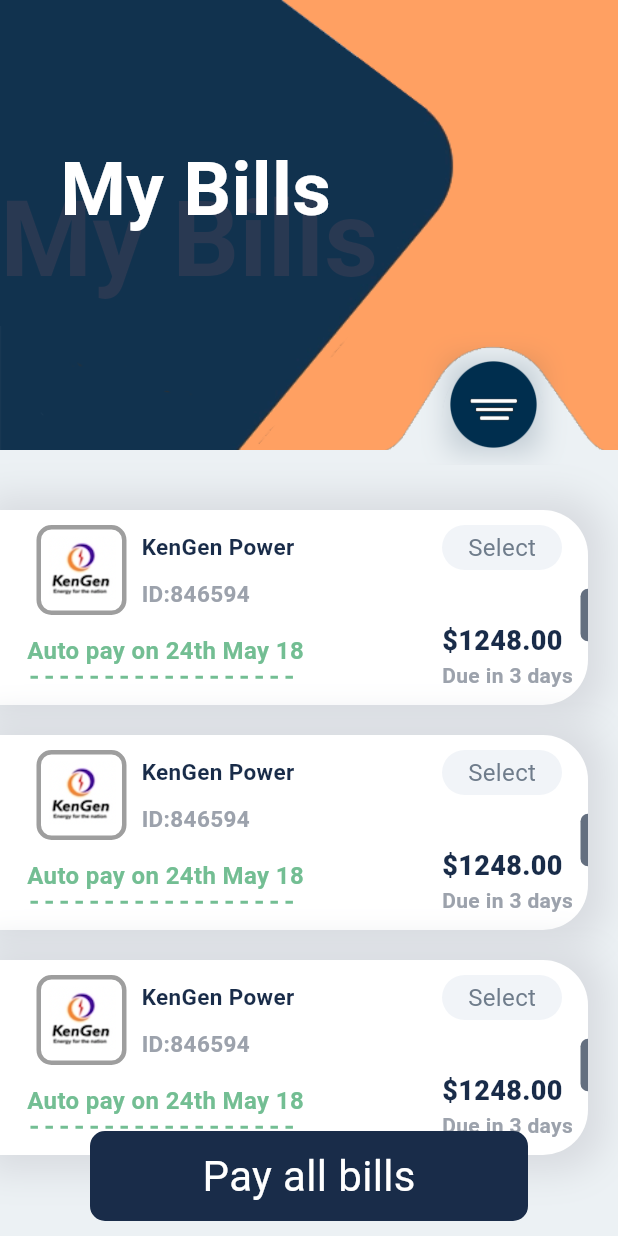
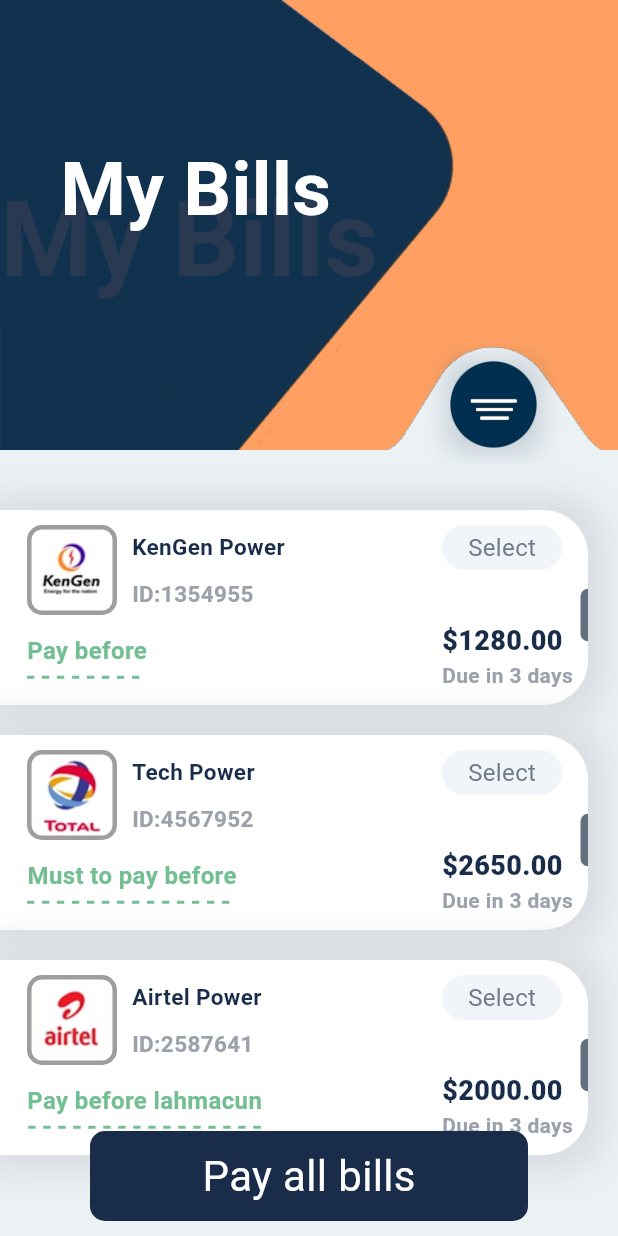
Before and after one commit to CihanTomris/payment_app, a Flutter app: the screen it shows after launch, on a phone screen of 412 x 824 dp. Run offline on Flutter 3.47's test engine with Material 2 defaults, Android fonts, the phone set to English and light mode, and no system bars; our stand-ins replace get.

Commit message:
Changes static to dynamic, we getting start laravel and backend

```diff
--- /dev/null
+++ b/lib/controllers/data_controller.dart
@@ -0,0 +1,34 @@
+
+import 'package:get/get.dart';
+import 'package:payment_app/services/data_services.dart';
+
+class DataController extends GetxController {
+  var list = [].obs;
+  final service = DataServices();
+  final _loading = false.obs;
+
+  get loading => _loading.value;
+
+  @override
+  void onInit(){
+    _loadData();
+    super.onInit();
+  }
+
+  get newList => list.where((e) => e["status"]).map((e) => e).toList();
+
+  _loadData() async {
+    _loading.value = false;
+    try{
+      var info = service.getUsers();
+      list.addAll(await info);
+    }catch(e){
+      print("Encountered Error");
+      print(e);
+    }finally{
+      _loading.value = true;
+    }
+
+  }
+
+}
--- a/lib/pages/home_page.dart
+++ b/lib/pages/home_page.dart
@@ -1,7 +1,7 @@
 import 'package:flutter/material.dart';
 import 'package:get/get.dart';
-import 'package:get/get_core/src/get_main.dart';
 import 'package:payment_app/components/colors.dart';
+import 'package:payment_app/controllers/data_controller.dart';
 import 'package:payment_app/pages/payment_page.dart';
 import 'package:payment_app/widgets/buttons.dart';
 import 'package:payment_app/widgets/large_buttons.dart';
@@ -15,6 +15,7 @@ class HomePage extends StatefulWidget {
 }
 
 class _HomePageState extends State<HomePage> {
+  final DataController _controller = Get.put(DataController());
   @override
   Widget build(BuildContext context) {
     double h = MediaQuery.of(context).size.height;
@@ -26,7 +27,18 @@ class _HomePageState extends State<HomePage> {
         child: Stack(
           children: [
             _headSection(),
-            _listBills(),
+            Obx(() {
+              if (_controller.loading == false) {
+                return Center(
+                  child: Container(
+                      height: 75,
+                      width: 75,
+                      child: CircularProgressIndicator()),
+                );
+              } else {
+                return _listBills();
+              }
+            }),
             _payButton(),
           ],
         ),
@@ -43,7 +55,6 @@ class _HomePageState extends State<HomePage> {
           _curveImageContainer(),
           _buttonContainer(),
           _textContainer(),
-
         ],
       ),
     );
@@ -88,23 +99,25 @@ class _HomePageState extends State<HomePage> {
         bottom: 10,
         right: 53,
         child: GestureDetector(
-          onTap: (){
+          onTap: () {
             showModalBottomSheet<dynamic>(
                 barrierColor: Colors.transparent,
                 isScrollControlled: true,
                 backgroundColor: Colors.transparent,
-                context: context, builder: (BuildContext bc){
+                context: context,
+                builder: (BuildContext bc) {
                   return Container(
-                height: MediaQuery.of(context).size.height-240,
+                    height: MediaQuery.of(context).size.height - 240,
                     child: Stack(
                       children: [
                         Positioned(
                           bottom: 0,
                           child: Container(
                             width: MediaQuery.of(context).size.width,
-                      height: MediaQuery.of(context).size.height-300,
+                            height: MediaQuery.of(context).size.height - 300,
                             color: const Color(0xFFeef1f4).withOpacity(0.7),
-                    ),),
+                          ),
+                        ),
                         Positioned(
                             right: 53,
                             top: 0,
@@ -117,30 +130,34 @@ class _HomePageState extends State<HomePage> {
                                 borderRadius: BorderRadius.circular(29),
                               ),
                               child: Column(
-                            mainAxisAlignment: MainAxisAlignment.spaceBetween,
+                                mainAxisAlignment:
+                                    MainAxisAlignment.spaceBetween,
                                 children: [
                                   AppButtons(
                                     icon: Icons.cancel,
                                     iconColor: AppColor.mainColor,
                                     textColor: Colors.white,
                                     backgroundColor: Colors.white,
-                              onTap: (){
+                                    onTap: () {
                                       Navigator.pop(context);
-                              },),
+                                    },
+                                  ),
                                   AppButtons(
                                     icon: Icons.add,
                                     iconColor: AppColor.mainColor,
                                     textColor: Colors.white,
                                     backgroundColor: Colors.white,
                                     text: "Add Bill",
-                                onTap: (){},),
+                                    onTap: () {},
+                                  ),
                                   AppButtons(
                                     icon: Icons.history,
                                     iconColor: AppColor.mainColor,
                                     textColor: Colors.white,
                                     backgroundColor: Colors.white,
                                     text: "History",
-                                onTap: (){},)
+                                    onTap: () {},
+                                  )
                                 ],
                               ),
                             ))
@@ -153,8 +170,8 @@ class _HomePageState extends State<HomePage> {
             height: 60,
             width: 60,
             decoration: BoxDecoration(
-                image:
-                    const DecorationImage(image: AssetImage("images/lines.png")),
+                image: const DecorationImage(
+                    image: AssetImage("images/lines.png")),
                 boxShadow: [
                   BoxShadow(
                       blurRadius: 15,
@@ -175,7 +192,7 @@ class _HomePageState extends State<HomePage> {
           removeTop: true,
           context: context,
           child: ListView.builder(
-              itemCount: 3,
+              itemCount: _controller.list.length,
               itemBuilder: (_, index) {
                 return Container(
                   margin: const EdgeInsets.only(top: 20, right: 20),
@@ -201,6 +218,7 @@ class _HomePageState extends State<HomePage> {
                       mainAxisAlignment: MainAxisAlignment.spaceBetween,
                       children: [
                         Column(
+                          crossAxisAlignment: CrossAxisAlignment.start,
                           mainAxisAlignment: MainAxisAlignment.spaceBetween,
                           children: [
                             Row(
@@ -210,10 +228,12 @@ class _HomePageState extends State<HomePage> {
                                   width: 60,
                                   decoration: BoxDecoration(
                                     borderRadius: BorderRadius.circular(10),
-                                border: Border.all(width: 3, color: Colors.grey),
-                                image: const DecorationImage(
+                                    border: Border.all(
+                                        width: 3, color: Colors.grey),
+                                    image: DecorationImage(
                                       fit: BoxFit.fitHeight,
-                                  image: AssetImage("images/brand1.png"),
+                                      image: AssetImage(
+                                          _controller.list[index]["img"]),
                                     ),
                                   ),
                                 ),
@@ -223,8 +243,8 @@ class _HomePageState extends State<HomePage> {
                                 Column(
                                   crossAxisAlignment: CrossAxisAlignment.start,
                                   children: [
-                                const Text(
-                                  "KenGen Power",
+                                    Text(
+                                      _controller.list[index]["brand"],
                                       style: TextStyle(
                                           fontSize: 15,
                                           color: AppColor.mainColor,
@@ -234,7 +254,7 @@ class _HomePageState extends State<HomePage> {
                                       height: 10,
                                     ),
                                     Text(
-                                  "ID:846594",
+                                      "ID:" + _controller.list[index]["id"],
                                       style: TextStyle(
                                           fontSize: 15,
                                           color: AppColor.idColor,
@@ -245,7 +265,7 @@ class _HomePageState extends State<HomePage> {
                               ],
                             ),
                             SizedText(
-                            text: "Auto pay on 24th May 18",
+                                text: _controller.list[index]["more"],
                                 color: AppColor.green),
                             const SizedBox(
                               height: 5,
@@ -257,23 +277,40 @@ class _HomePageState extends State<HomePage> {
                             Column(
                               crossAxisAlignment: CrossAxisAlignment.start,
                               children: [
-                            Container(
+                                GestureDetector(
+                                  onTap: () {
+                                    _controller.list[index]["status"] =
+                                        !_controller.list[index]["status"];
+                                    _controller.list.refresh();
+                                    print(_controller.newList.length);
+                                  },
+                                  child: Container(
                                     width: 80,
                                     height: 30,
                                     decoration: BoxDecoration(
                                       borderRadius: BorderRadius.circular(30),
-                                color: AppColor.selectBackground,
+                                      color: _controller.list[index]
+                                                  ["status"] ==
+                                              false
+                                          ? AppColor.selectBackground
+                                          : AppColor.green,
                                     ),
                                     child: Center(
                                         child: Text(
                                       "Select",
                                       style: TextStyle(
-                                    fontSize: 16, color: AppColor.selectColor),
+                                          fontSize: 16,
+                                          color: _controller.list[index]
+                                                      ["status"] ==
+                                                  false
+                                              ? AppColor.selectColor
+                                              : Colors.white),
                                     )),
+                                  ),
                                 ),
                                 Expanded(child: Container()),
                                 Text(
-                              "\$1248.00",
+                                  "\$" + _controller.list[index]["due"],
                                   style: TextStyle(
                                       fontSize: 18,
                                       color: AppColor.mainColor,
@@ -314,29 +351,41 @@ class _HomePageState extends State<HomePage> {
         ));
   }
 
-  _payButton(){
+  _payButton() {
     return Positioned(
         bottom: 10,
-        child: AppLargeButton(text: "Pay all bills", textColor: Colors.white, onTap: (){Get.to(()=> PaymentPage());},));
+        child: AppLargeButton(
+          text: "Pay all bills",
+          textColor: Colors.white,
+          onTap: () {
+            Get.to(() => const PaymentPage());
+          },
+        ));
   }
 
-  _textContainer(){
+  _textContainer() {
     return Stack(
       children: [
         Positioned(
           left: 0,
           top: 110,
-          child: Text("My Bills",
-            style: TextStyle(fontSize: 70,
+          child: Text(
+            "My Bills",
+            style: TextStyle(
+                fontSize: 70,
                 fontWeight: FontWeight.bold,
-                color: Color(0xFF293952)),),),
+                color: Color(0xFF293952)),
+          ),
+        ),
         Positioned(
           left: 40,
           top: 90,
-          child: Text("My Bills",
-            style: TextStyle(fontSize: 50,
-                fontWeight: FontWeight.bold,
-                color: Colors.white),),),
+          child: Text(
+            "My Bills",
+            style: TextStyle(
+                fontSize: 50, fontWeight: FontWeight.bold, color: Colors.white),
+          ),
+        ),
       ],
     );
   }
--- /dev/null
+++ b/lib/services/data_services.dart
@@ -0,0 +1,16 @@
+
+import 'dart:convert';
+
+import 'package:flutter/services.dart' show rootBundle;
+
+class DataServices {
+
+ Future<List<dynamic>> getUsers() async {
+    var info = rootBundle.loadString("json/data.json");
+    List<dynamic> list = json.decode(await info);
+    return Future.delayed(Duration(seconds: 3),
+        () => list.map((e) => e).toList()
+    );
+
+  }
+}
--- a/pubspec.yaml
+++ b/pubspec.yaml
@@ -62,6 +62,7 @@ flutter:
   # To add assets to your application, add an assets section, like this:
   assets:
     - images/
+    - json/
   #   - images/a_dot_ham.jpeg
 
   # An image asset can refer to one or more resolution-specific "variants", see
```
Also changed, not shown: json/data.json (added, +29 -0 lines). Lines whose indentation alone changed are shown as unchanged.
